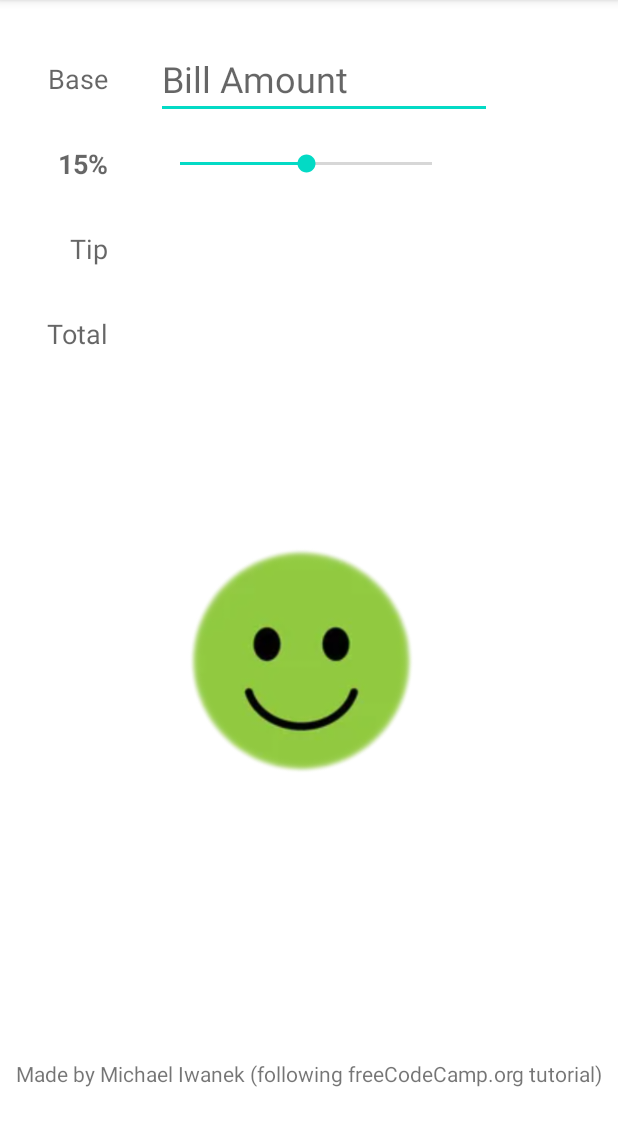
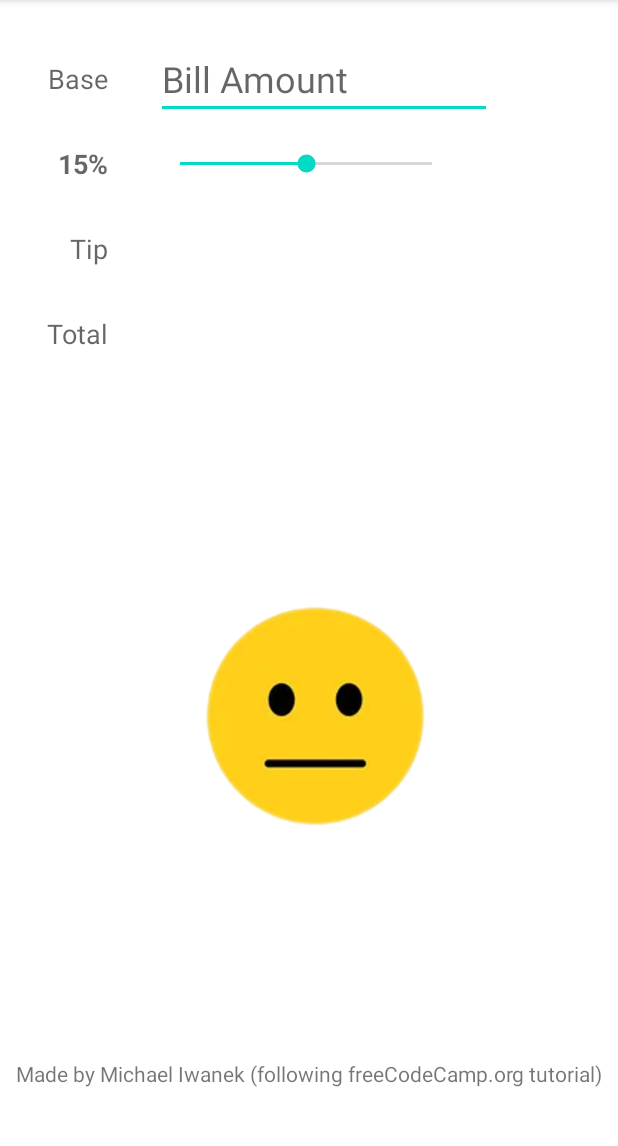
Before and after one commit to Mike11199/The-Big-Tipper, an Android app: the screen it shows after launch (MainActivity), on a phone screen of 412 x 824 dp, the part 84-1230 px from its top. Run offline under Robolectric (Android 15) with nearby library versions, the light colour scheme and no system bars.

Commit message:
Added function to update smiley face based on the tip percentage value.

```diff
--- a/app/src/main/res/layout/activity_main.xml
+++ b/app/src/main/res/layout/activity_main.xml
@@ -104,14 +104,24 @@
         app:layout_constraintEnd_toEndOf="parent"
         app:layout_constraintStart_toStartOf="parent" />
 
+    <RelativeLayout
+        android:layout_width="wrap_content"
+        android:layout_height="wrap_content"
+        android:layout_gravity="center">
+
+    </RelativeLayout>
+
     <ImageView
         android:id="@+id/FaceMood"
         android:layout_width="184dp"
         android:layout_height="240dp"
         android:layout_marginTop="90dp"
+        android:layout_marginBottom="50dp"
+        app:layout_constraintBottom_toTopOf="@+id/tvFooter"
         app:layout_constraintEnd_toEndOf="parent"
         app:layout_constraintStart_toStartOf="parent"
         app:layout_constraintTop_toBottomOf="@+id/Total_Amount"
-        app:srcCompat="@drawable/happy_face" />
+        app:layout_constraintVertical_bias="0.277"
+        app:srcCompat="@drawable/neutral" />
 
 </androidx.constraintlayout.widget.ConstraintLayout>
```
Also changed, not shown: app/src/main/java/com/example/thebigtipper/MainActivity.kt (+24 -0 lines), app/src/main/res/drawable/cash.png (added).
